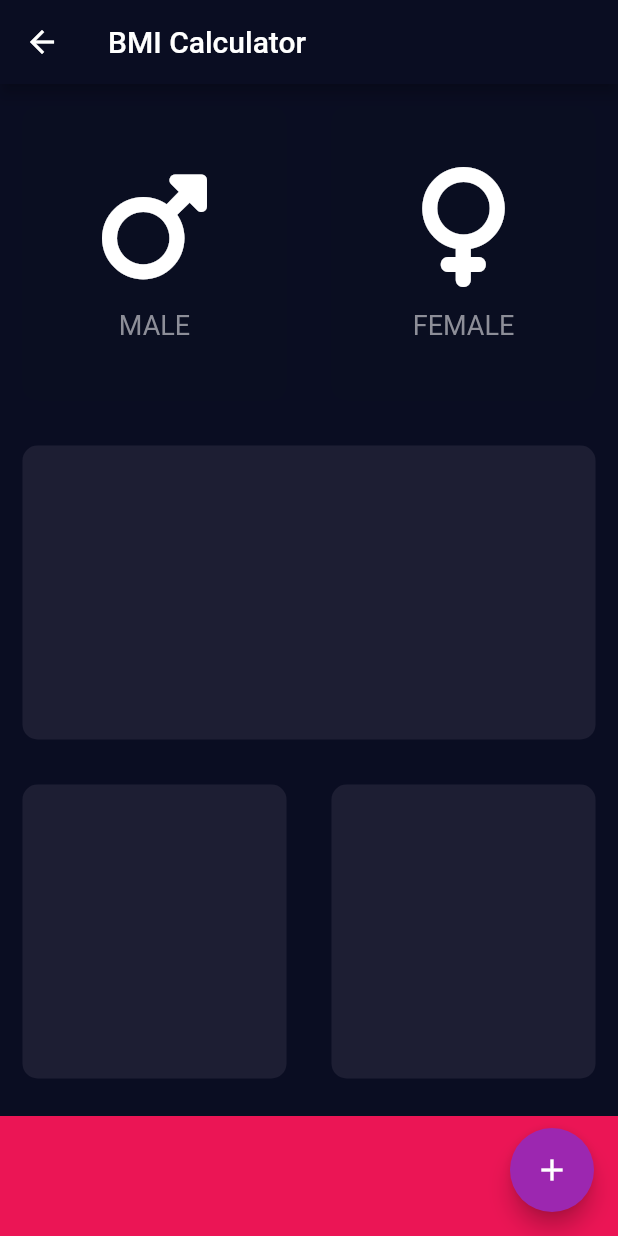
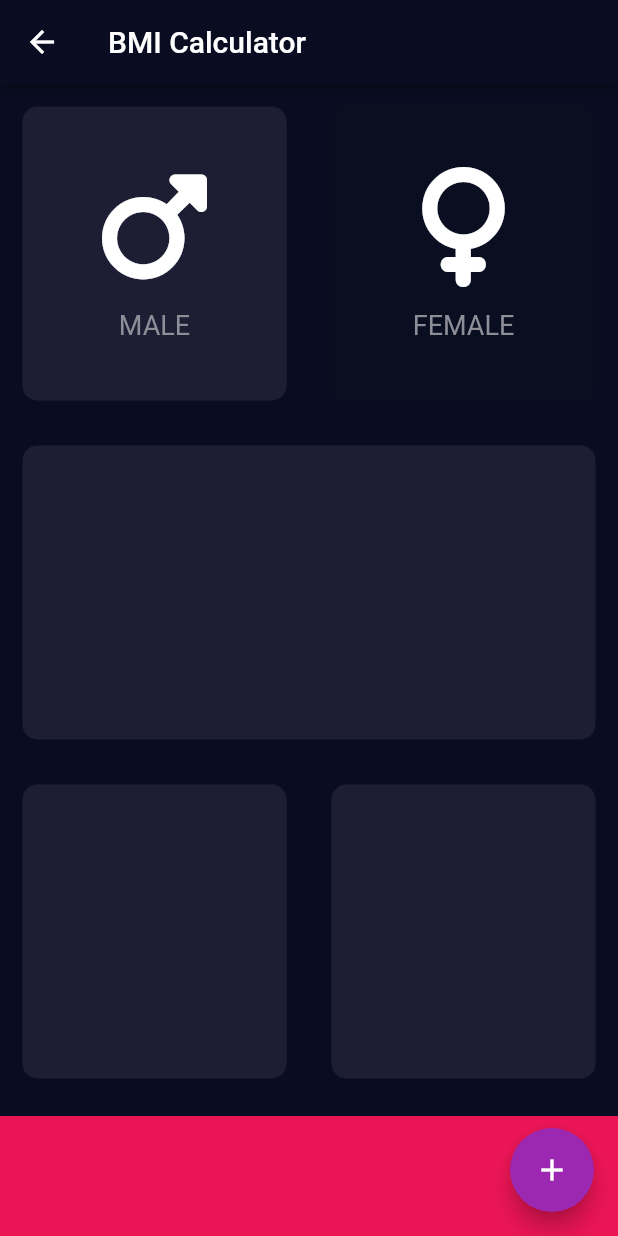
Before and after one commit to viswanath-pamarthi/Flutter_App, a Flutter app: the InputPage screen opened directly, on a phone screen of 412 x 824 dp. Run offline on Flutter 3.47's test engine with Material 2 defaults, Android fonts, the phone set to English and light mode, and no system bars; our stand-ins replace audioplayers, font_awesome_flutter, rflutter_alert; missing offline and left inert: dart:ffi.

Commit message:
- created a Gender Enum - Used gender enum to refactored code to set the color for active gender ReusableCard

```diff
--- a/lib/bmi_calculator_page.dart
+++ b/lib/bmi_calculator_page.dart
@@ -1,4 +1,5 @@
 import 'dart:ffi';
+import 'package:flutter_app/Enums/Gender.dart';
 import 'package:font_awesome_flutter/font_awesome_flutter.dart';
 import 'package:flutter/material.dart';
 
@@ -27,32 +28,7 @@ class InputPage extends StatefulWidget {
 }
 
 class _InputPageState extends State<InputPage> {
-  Color maleCardColor = inactiveCardColor;
-  Color femaleCardColor = inactiveCardColor;
-
-  void updateColor(int gender) {
-    if (gender == 1) //Male
-    {
-      if (maleCardColor == inactiveCardColor) {
-        maleCardColor = activeCardColor;
-        femaleCardColor = inactiveCardColor;
-      } else {
-        maleCardColor = inactiveCardColor;
-        femaleCardColor = activeCardColor;
-      }
-    }
-
-    if (gender == 2) {
-      //FEMALE
-      if (femaleCardColor == inactiveCardColor) {
-        maleCardColor = inactiveCardColor;
-        femaleCardColor = activeCardColor;
-      } else {
-        maleCardColor = activeCardColor;
-        femaleCardColor = inactiveCardColor;
-      }
-    }
-  }
+  Gender selectedGender = Gender.male;
 
   @override
   Widget build(BuildContext context) {
@@ -68,13 +44,15 @@ class _InputPageState extends State<InputPage> {
                 Expanded(
                   child: GestureDetector(
                     child: ReusableCard(
-                      colour: maleCardColor,
+                      colour: selectedGender == Gender.male
+                          ? activeCardColor
+                          : inactiveCardColor,
                       cardChild: const IconContent(
                           iconData: FontAwesomeIcons.mars, iconText: 'MALE'),
                     ),
                     onTap: () {
                       setState(() {
-                        updateColor(1);
+                        selectedGender = Gender.male;
                       });
                     },
                   ),
@@ -82,13 +60,15 @@ class _InputPageState extends State<InputPage> {
                 Expanded(
                   child: GestureDetector(
                     child: ReusableCard(
-                      colour: femaleCardColor,
+                      colour: selectedGender == Gender.female
+                          ? activeCardColor
+                          : inactiveCardColor,
                       cardChild: const IconContent(
                           iconData: FontAwesomeIcons.venus, iconText: 'FEMALE'),
                     ),
                     onTap: () {
                       setState(() {
-                        updateColor(2);
+                        selectedGender = Gender.female;
                       });
                     },
                   ),
--- /dev/null
+++ b/lib/enums/Gender.dart
@@ -0,0 +1,4 @@
+enum Gender {
+  male,
+  female,
+}
```
